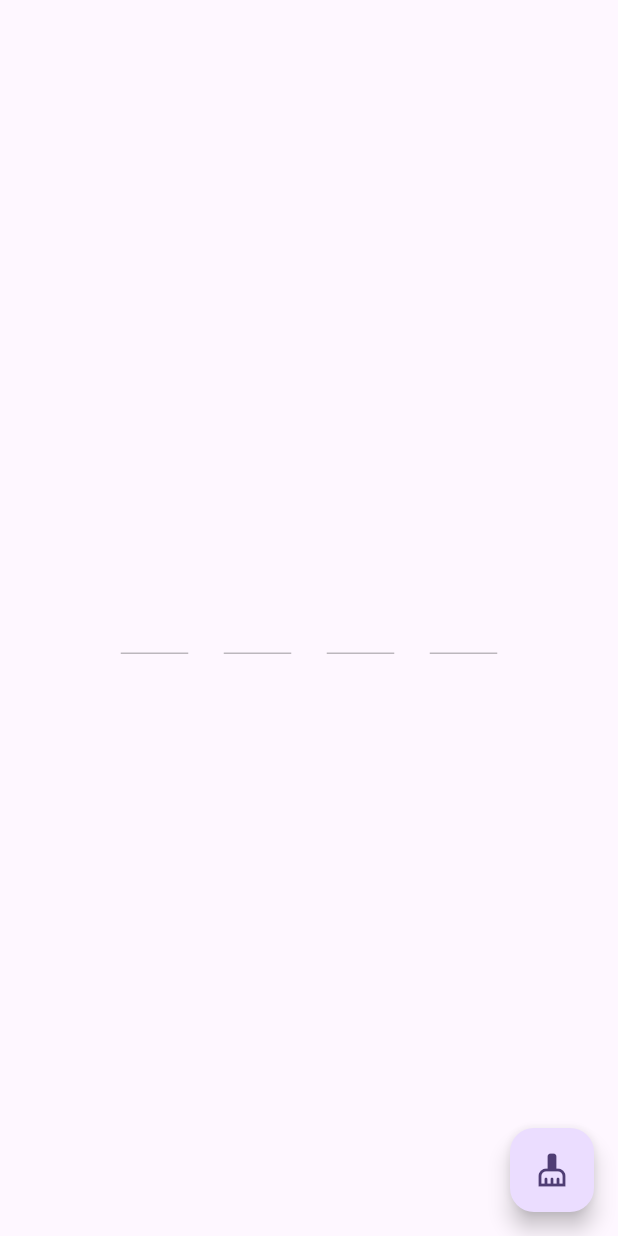
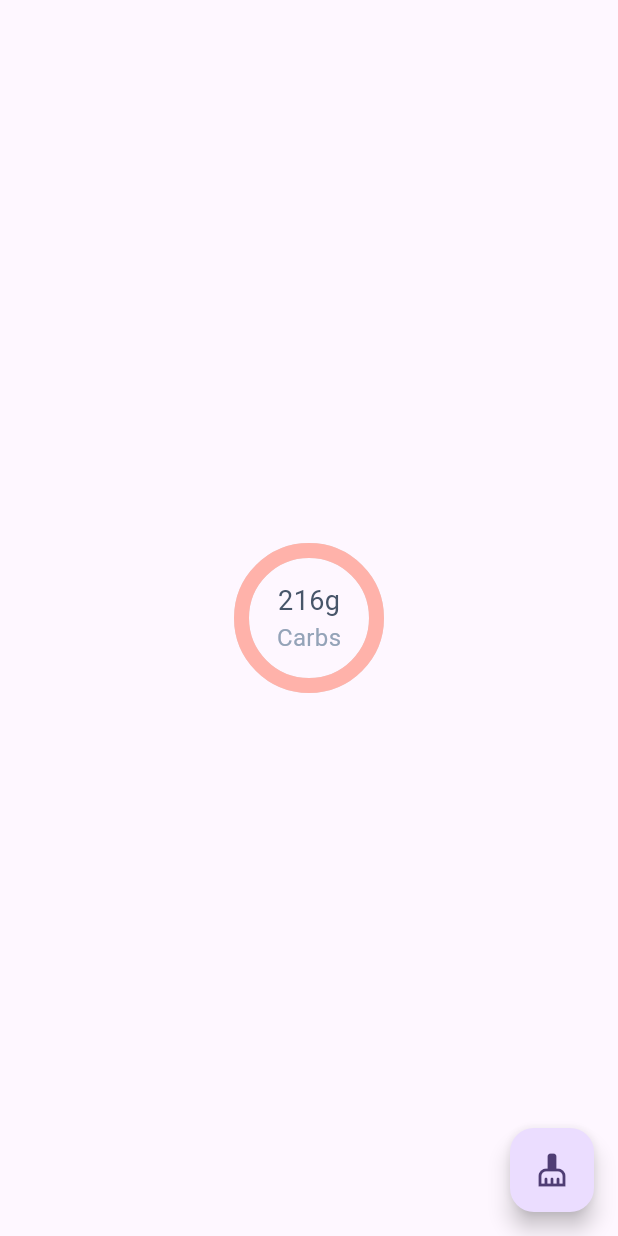
Before and after one commit to sujay-lite/ui_learning, a Flutter app: the screen it shows after launch, on a phone screen of 412 x 824 dp. Run offline on Flutter 3.47's test engine with Material 2 defaults, Android fonts, the phone set to English and light mode, and no system bars; drawn by our look-alikes of otp_text_field, percent_indicator.

Commit message:
Circular progress indicator

```diff
--- a/lib/main.dart
+++ b/lib/main.dart
@@ -1,6 +1,7 @@
 import 'package:flutter/material.dart';
 import 'package:otp_text_field/otp_field.dart';
 import 'package:otp_text_field/style.dart';
+import 'package:percent_indicator/circular_percent_indicator.dart';
 
 void main() {
   runApp(const MyApp());
@@ -50,22 +51,63 @@ class _MyHomePageState extends State<MyHomePage> {
         },
       ),
       body: Center(
-        child: OTPTextField(
-            controller: otpController,
-            length: 4,
-            width: size.width / 1.5,
-            textFieldAlignment: MainAxisAlignment.spaceAround,
-            fieldWidth: 45,
-            fieldStyle: FieldStyle.underline,
-            // outlineBorderRadius: 15,
-            style: const TextStyle(fontSize: 17),
-            onChanged: (pin) {
-              print("Changed: " + pin);
-            },
-            onCompleted: (pin) {
-              print("Completed: " + pin);
-            }),
+        child: circularProgressIndicator(
+            centerWidget: const Column(
+              mainAxisAlignment: MainAxisAlignment.center,
+              children: [
+                Text(
+                    "216g",
+                    style: TextStyle(
+                      fontSize: 18,
+                      fontWeight: FontWeight.w400,
+                      color: Color(0xFF475569)
+                    )
+                ),
+                Text(
+                    "Carbs",
+                    style: TextStyle(
+                      fontSize: 16,
+                      fontWeight: FontWeight.w400,
+                      color: Color(0xFF94A3B8)
+                    )
+                )
+              ],
+            ),
+            height: 100,
+            width: 100,
+            minValue: 100,
+            maxValue: 100,
+            progressWidth: 10,
+            progressColor: const Color(0xFFFFB2AA),
+            progressBackgroundColor: Colors.grey.shade300,
+            progressBorderColor: Colors.black),
       ),
     );
   }
 }
+
+circularProgressIndicator(
+    {required Widget centerWidget,
+      required double height,
+      required double width,
+      required double minValue,
+      required double maxValue,
+      required double progressWidth,
+      required Color progressColor,
+      required Color progressBackgroundColor,
+      required Color progressBorderColor}) {
+  return Container(
+    height: height,
+    width: width,
+    child: CircularPercentIndicator(
+      radius: height * 0.5,
+      center: centerWidget,
+      animateFromLastPercent: true,
+      percent: minValue / maxValue > 1 ? 1 : minValue / maxValue,
+      progressColor: progressColor,
+      animation: true,
+      backgroundColor: progressBackgroundColor,
+      lineWidth: progressWidth,
+    ),
+  );
+}
--- a/pubspec.yaml
+++ b/pubspec.yaml
@@ -13,6 +13,7 @@ dependencies:
 
   cupertino_icons: ^1.0.2
   otp_text_field: ^1.1.3
+  percent_indicator: ^4.2.3
 
 dev_dependencies:
   flutter_test:
```
Also changed, not shown: pubspec.lock.
